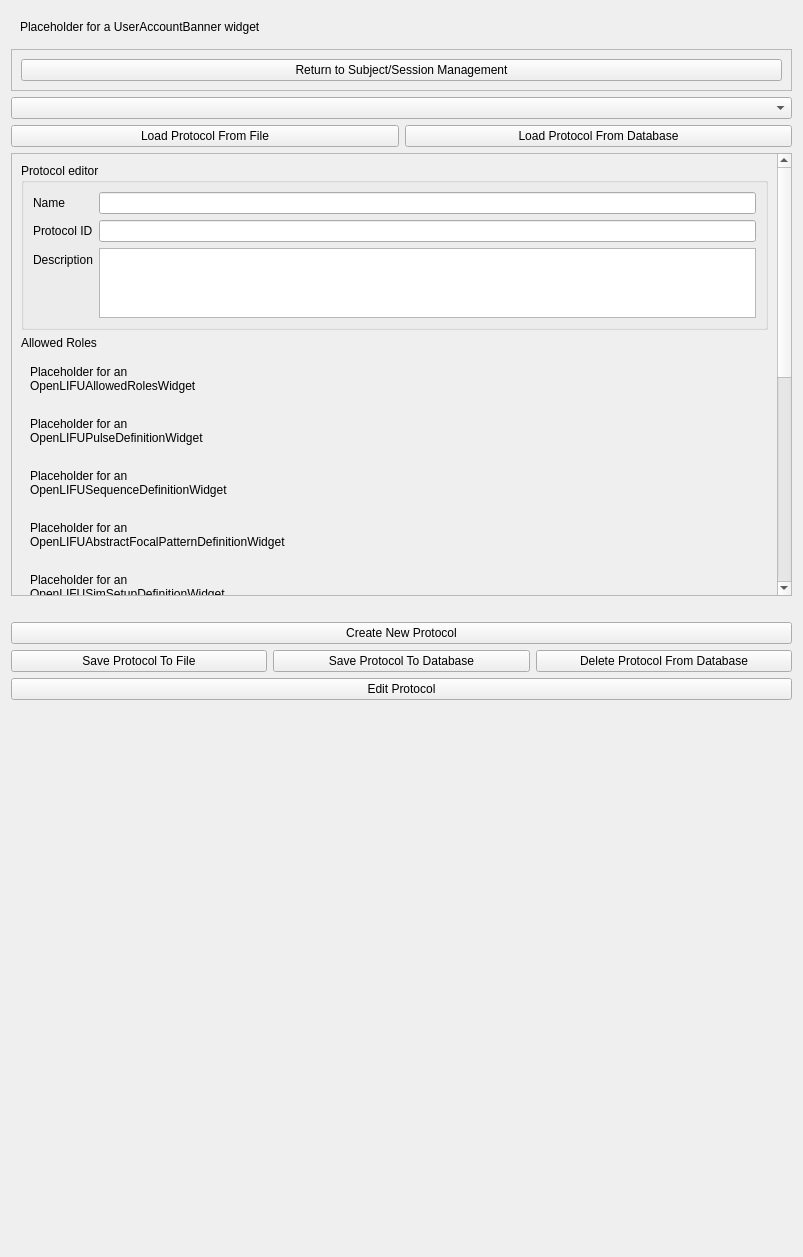
The window that OpenLIFUProtocolConfig/Resources/UI/OpenLIFUProtocolConfig.ui (OpenwaterHealth/SlicerOpenLIFU) describes before a commit, drawn with Qt 5.
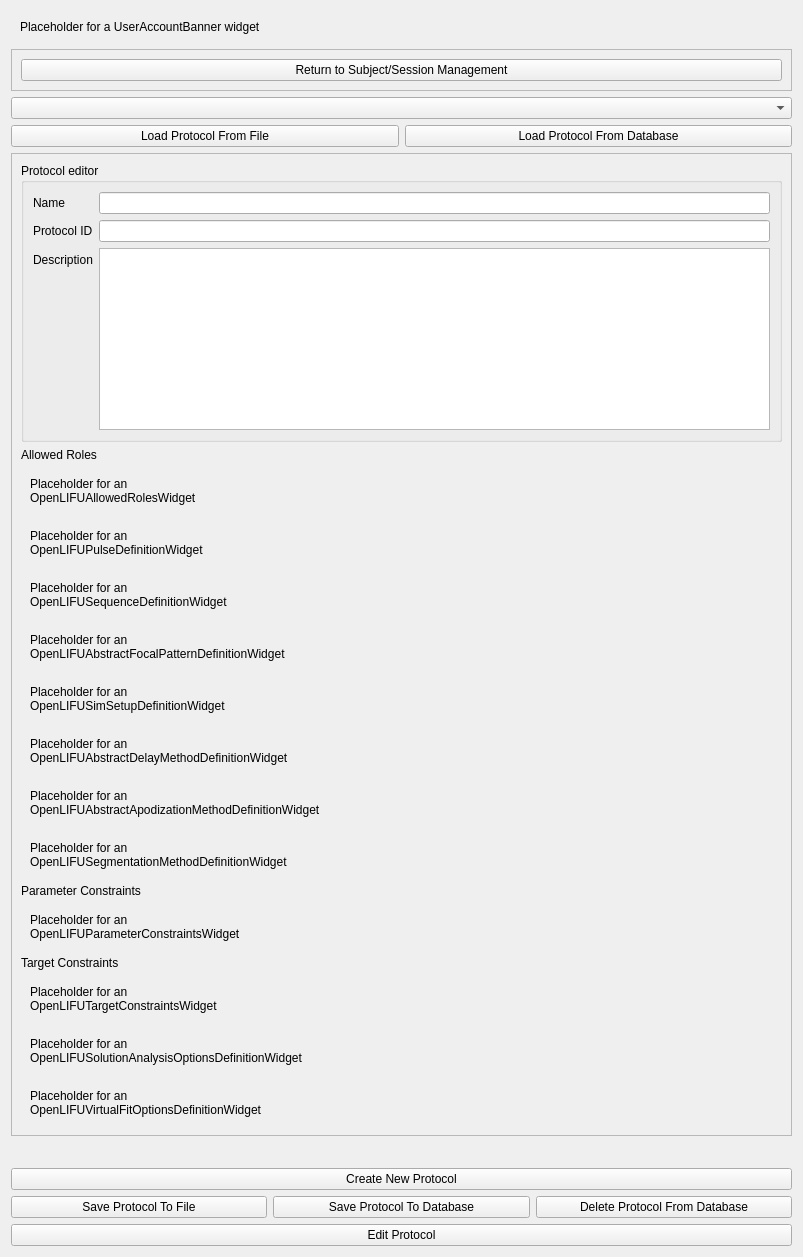
The same window after the commit. Custom widgets are drawn as their Qt base class.

Commit message: Replace vertical spacer with `ctkDynamicSpacer` (#254)

What changed in the file:
```diff
--- a/OpenLIFUProtocolConfig/Resources/UI/OpenLIFUProtocolConfig.ui
+++ b/OpenLIFUProtocolConfig/Resources/UI/OpenLIFUProtocolConfig.ui
@@ -358,6 +358,9 @@
         </widget>
        </widget>
       </item>
+      <item>
+       <widget class="ctkDynamicSpacer" name="DynamicSpacer"/>
+      </item>
       <item>
        <widget class="QLabel" name="saveStateLabel">
         <property name="alignment">
@@ -413,19 +416,6 @@
      </layout>
     </widget>
    </item>
-   <item>
-    <spacer name="verticalSpacer">
-     <property name="orientation">
-      <enum>Qt::Vertical</enum>
-     </property>
-     <property name="sizeHint" stdset="0">
-      <size>
-       <width>20</width>
-       <height>40</height>
-      </size>
-     </property>
-    </spacer>
-   </item>
   </layout>
  </widget>
  <customwidgets>
@@ -441,6 +431,11 @@
    <header>ctkComboBox.h</header>
    <container>1</container>
   </customwidget>
+  <customwidget>
+   <class>ctkDynamicSpacer</class>
+   <extends>QWidget</extends>
+   <header>ctkDynamicSpacer.h</header>
+  </customwidget>
  </customwidgets>
  <resources/>
  <connections/>
```
